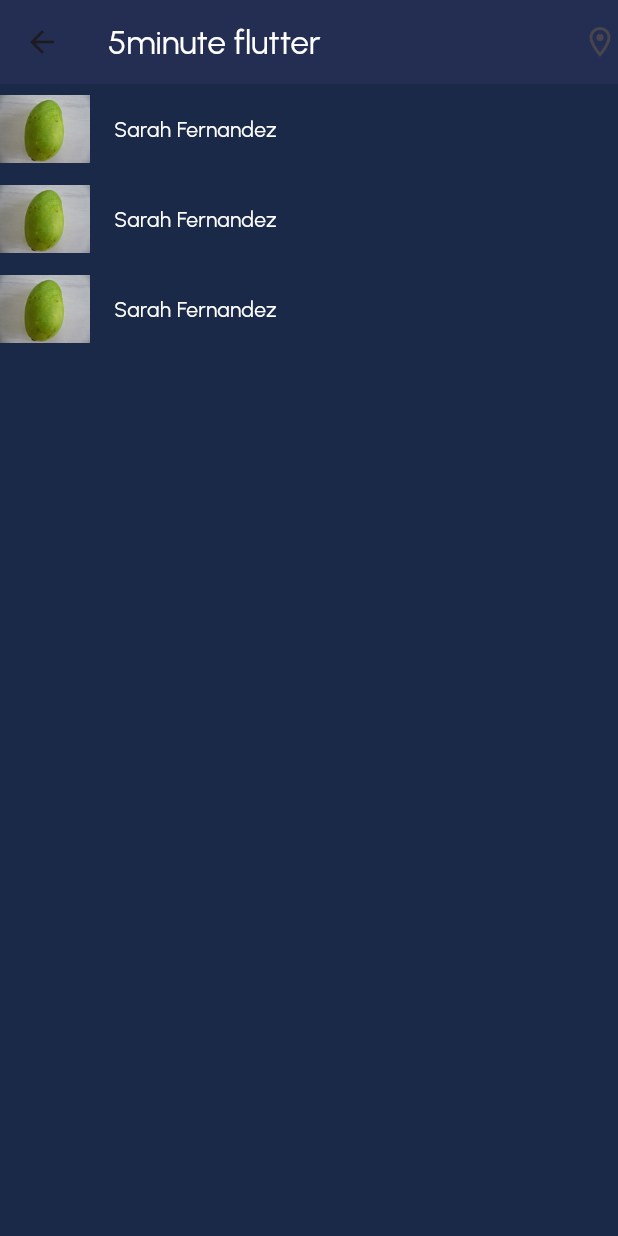
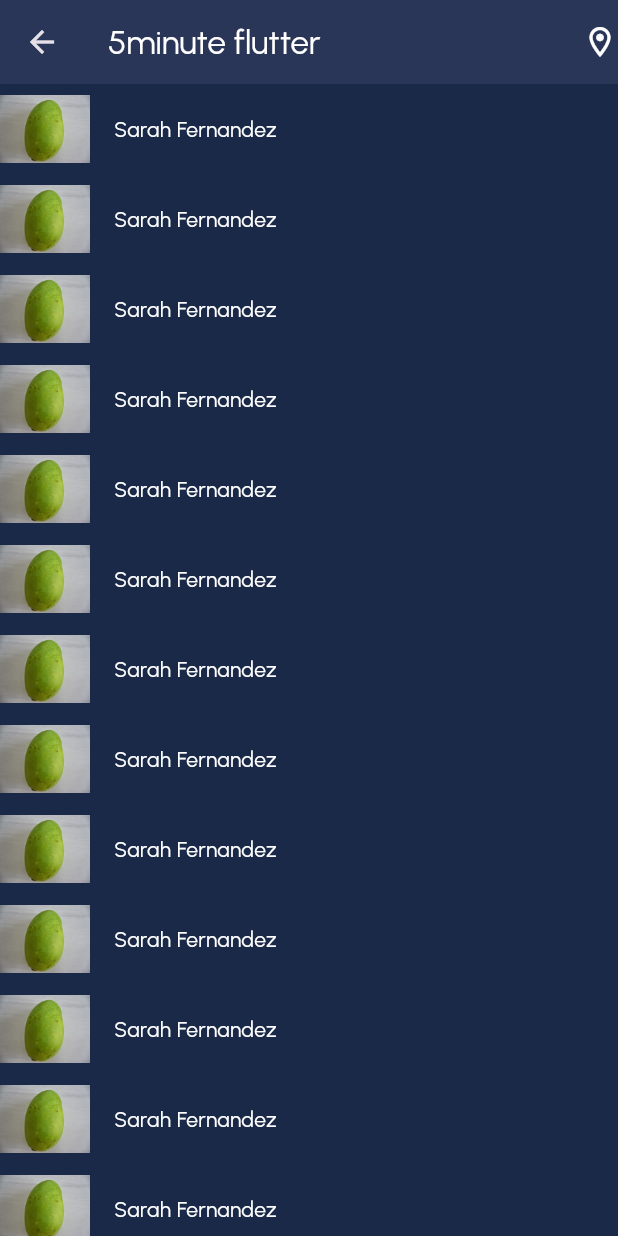
Before and after one commit to Idriss-rayan/SocialMediaAppTest, a Flutter app: the HomePage screen opened by its route, on a phone screen of 412 x 824 dp. Run offline on Flutter 3.47's test engine with Material 3 defaults, Android fonts, the phone set to English and light mode, and no system bars; our stand-ins replace flutter_svg; project files that could hold a hidden picture were left out.

Commit message:
add new things

```diff
--- a/lib/main.dart
+++ b/lib/main.dart
@@ -19,7 +19,7 @@ class MyApp extends StatelessWidget {
       theme: ThemeData(
           fontFamily: 'Urbanist',
         scaffoldBackgroundColor: AppColors.background,
-
+        brightness: Brightness.dark,
       ),
       //home: TestPage(),
       initialRoute: '/',
--- a/lib/pages/home_page.dart
+++ b/lib/pages/home_page.dart
@@ -10,7 +10,7 @@ class HomePage extends StatelessWidget {
     return Scaffold(
       appBar: AppBar(
         backgroundColor: AppColors.background,
-        elevation: 8,
+        elevation: 4,
         centerTitle: false,
         title: Text(
           "5minute flutter",
@@ -19,7 +19,10 @@ class HomePage extends StatelessWidget {
           ),
         ),
         actions: [
-          Icon(Icons.location_on_outlined),
+          Icon(
+            Icons.location_on_outlined,
+            color: Colors.white,
+          ),
         ],
       ),
       body: ListView(
@@ -51,7 +54,7 @@ class HomePage extends StatelessWidget {
 
   List<Widget> mockUsersFromServer(){
     List<Widget> users = [];
-    for (var i = 0; i<3; i++){
+    for (var i = 0; i<30; i++){
       users.add(_userItem());
     }
     return users;
--- a/pubspec.yaml
+++ b/pubspec.yaml
@@ -38,7 +38,7 @@ dependencies:
 dev_dependencies:
   flutter_test:
     sdk: flutter
-  flutter_svg: ^2.0.16
+  flutter_svg: ^2.0.5
 
   # The "flutter_lints" package below contains a set of recommended lints to
   # encourage good coding practices. The lint set provided by the package is
@@ -62,6 +62,7 @@ flutter:
   assets:
      - assets/images/
      - assets/temp/
+     - assets/svg/
 
   # An image asset can refer to one or more resolution-specific "variants", see
   # https://flutter.dev/to/resolution-aware-images
```
Also changed, not shown: lib/pages/main_page.dart (+44 -10 lines), assets/svg/add.svg (added), assets/svg/favorite.svg (added), assets/svg/home.svg (added), assets/svg/mess.svg (added), assets/svg/person.svg (added), assets/svg/user.svg (added), pubspec.lock.
